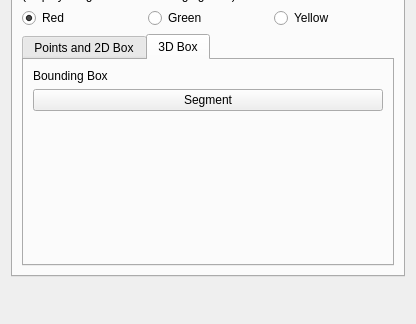
This is samm/SammBase/Resources/UI/SammBase.ui in bingogome/samm as Qt 5 draws it before an edit; both pictures show x 0 to 416 and y 712 to 1036 of the 416 by 1314 pixel window. The edited form follows.
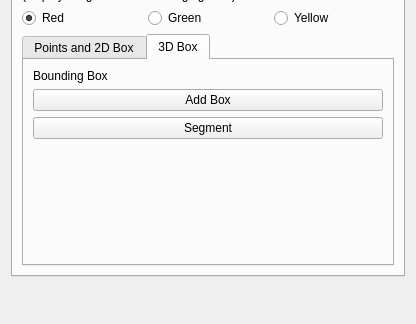
This is the edited form. The open tabs and pages were chosen to show the change. Custom widgets are drawn as their Qt base class.

Commit message: Auto seg 3d completed and tested

```diff
--- a/samm/SammBase/Resources/UI/SammBase.ui
+++ b/samm/SammBase/Resources/UI/SammBase.ui
@@ -284,7 +284,7 @@
            <string>3D Box</string>
           </attribute>
           <layout class="QGridLayout" name="gridLayout_7">
-           <item row="2" column="1">
+           <item row="3" column="1">
             <spacer name="verticalSpacer_3">
              <property name="orientation">
               <enum>Qt::Vertical</enum>
@@ -304,6 +304,13 @@
              </property>
             </widget>
            </item>
+           <item row="2" column="0" colspan="2">
+            <widget class="QPushButton" name="pushAutoSeg3D">
+             <property name="text">
+              <string>Segment</string>
+             </property>
+            </widget>
+           </item>
            <item row="0" column="1">
             <widget class="qMRMLNodeComboBox" name="markups3DBox">
              <property name="enabled">
@@ -323,9 +330,9 @@
             </widget>
            </item>
            <item row="1" column="0" colspan="2">
-            <widget class="QPushButton" name="pushAutoSeg3D">
+            <widget class="QPushButton" name="pushMarkups3DBox">
              <property name="text">
-              <string>Segment</string>
+              <string>Add Box</string>
              </property>
             </widget>
            </item>
```
Left out of the diff: 2 changed lines with no effect on the pictures. The commit also changes 7 other files.
